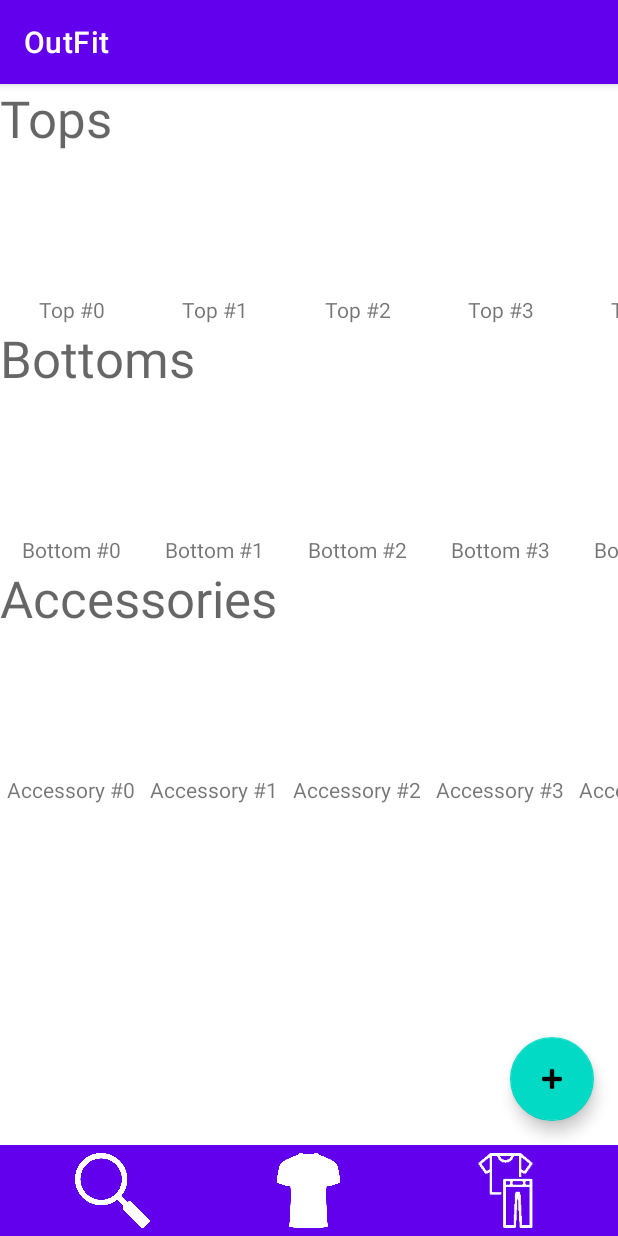
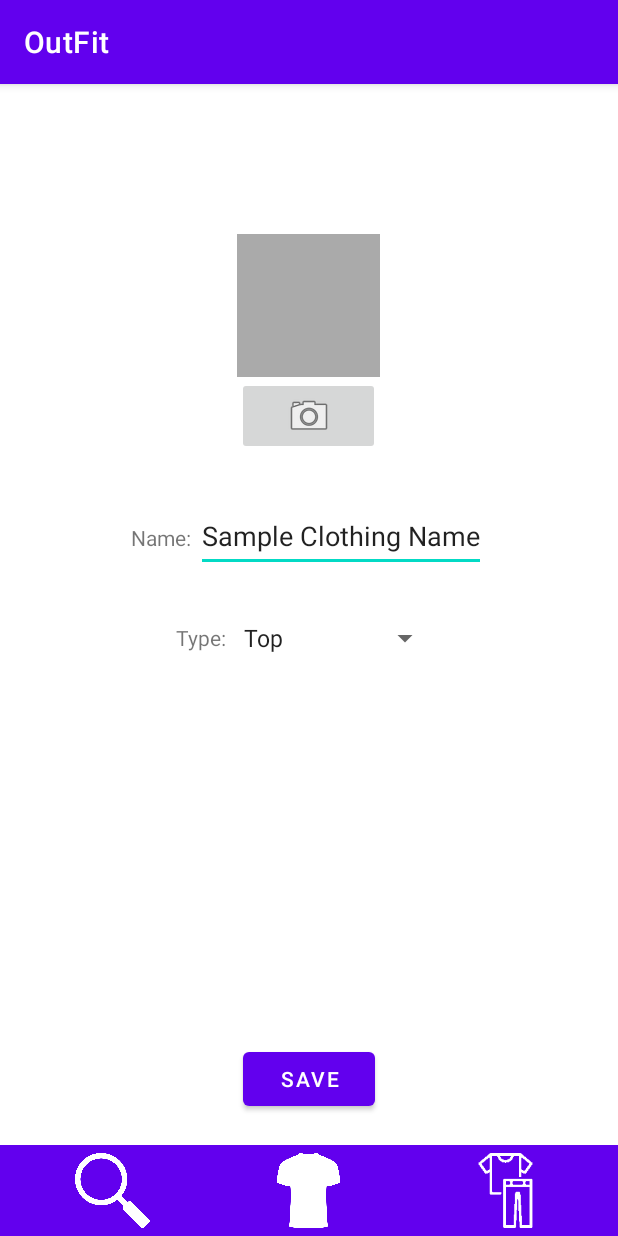
Before and after one commit to 19kmunz/OutFit, an Android app: the screen it shows after launch (MainActivity), on a phone screen of 412 x 824 dp. Run offline under Robolectric (Android 15) with nearby library versions, the phone set to English and light mode, and no system bars; 1 statement that could not run was skipped.

Commit message:
starting new clothing fragment

```diff
--- a/app/src/main/java/edu/wpi/ceflanagan_kjmunz/outfit/ClothingType.kt
+++ b/app/src/main/java/edu/wpi/ceflanagan_kjmunz/outfit/ClothingType.kt
@@ -1,5 +1,5 @@
 package edu.wpi.ceflanagan_kjmunz.outfit
 
 enum class ClothingType {
-    TOP, BOTTOM, ACCESSORY
+    TOP, BOTTOM, ACCESSORY, NONE
 }
--- a/app/src/main/java/edu/wpi/ceflanagan_kjmunz/outfit/MainActivity.kt
+++ b/app/src/main/java/edu/wpi/ceflanagan_kjmunz/outfit/MainActivity.kt
@@ -11,7 +11,7 @@ class MainActivity : AppCompatActivity() {
         setContentView(R.layout.main_activity)
         if (savedInstanceState == null) {
             supportFragmentManager.beginTransaction()
-                .replace(R.id.container, ClosetFragment.newInstance())
+                .replace(R.id.container, NewClothingFragment())
                 .commitNow()
         }
     }
--- /dev/null
+++ b/app/src/main/java/edu/wpi/ceflanagan_kjmunz/outfit/NewClothingFragment.kt
@@ -0,0 +1,97 @@
+package edu.wpi.ceflanagan_kjmunz.outfit
+
+import android.os.Bundle
+import android.text.Editable
+import android.text.TextWatcher
+import android.view.LayoutInflater
+import android.view.View
+import android.view.ViewGroup
+import android.widget.ArrayAdapter
+import android.widget.EditText
+import android.widget.Spinner
+import androidx.fragment.app.Fragment
+import android.widget.AdapterView
+
+
+
+
+class NewClothingFragment : Fragment() {
+    private lateinit var clothing: Clothing
+    // private lateinit var photoFile: File
+    // private lateinit var photoUri: File
+
+    private lateinit var NameEditText: EditText
+    private lateinit var TypeSpinner: Spinner
+    // private lateinit var photoImageView: ImageView
+    // private lateinit var cameraButton: ImageButton
+
+    override fun onCreate(savedInstanceState: Bundle?) {
+        super.onCreate(savedInstanceState)
+        clothing = Clothing("Sample Clothing", ClothingType.NONE)
+    }
+
+    override fun onCreateView(
+        inflater: LayoutInflater,
+        container: ViewGroup?,
+        savedInstanceState: Bundle?
+    ): View? {
+        val view = inflater.inflate(R.layout.fragment_new_clothing, container, false)
+        NameEditText = view.findViewById(R.id.name_input) as EditText
+        TypeSpinner = view.findViewById(R.id.type_input) as Spinner
+        // Create an ArrayAdapter using the string array and a default spinner layout
+        ArrayAdapter.createFromResource(
+            view.context,
+            R.array.types,
+            android.R.layout.simple_spinner_item
+        ).also { adapter ->
+            // Specify the layout to use when the list of choices appears
+            adapter.setDropDownViewResource(android.R.layout.simple_spinner_dropdown_item)
+            // Apply the adapter to the spinner
+            TypeSpinner.adapter = adapter
+        }
+
+        TypeSpinner.setOnItemSelectedListener(object : AdapterView.OnItemSelectedListener() {
+            override fun onItemSelected(
+                parentView: AdapterView<*>?,
+                selectedItemView: View?,
+                position: Int,
+                id: Long
+            ) {
+                val selectedItemText = parentView?.getItemAtPosition(position) as String
+                if(selectedItemText == "Top") {
+                    clothing.type = ClothingType.TOP
+                } else if (selectedItemText == "Bottom") {
+                    clothing.type = ClothingType.BOTTOM
+                } else if(selectedItemText == "Accessory") {
+                    clothing.type = ClothingType.ACCESSORY
+                } else {
+                    clothing.type = ClothingType.NONE
+                }
+            }
+
+            override fun onNothingSelected(parentView: AdapterView<*>?) {
+                // your code here
+            }
+        })
+        return view
+    }
+
+    override fun onStart() {
+        super.onStart()
+
+        val nameWatcher = object : TextWatcher {
+            override fun beforeTextChanged(p0: CharSequence?, p1: Int, p2: Int, p3: Int) {
+                // blank
+            }
+
+            override fun onTextChanged(sequence: CharSequence?, start: Int, before: Int, count: Int) {
+                clothing.name = sequence.toString()
+            }
+
+            override fun afterTextChanged(p0: Editable?) {
+                // blank
+            }
+        }
+        NameEditText.addTextChangedListener(nameWatcher)
+    }
+}
--- a/app/src/main/res/layout/fragment_new_clothing.xml
+++ b/app/src/main/res/layout/fragment_new_clothing.xml
@@ -11,7 +11,7 @@
         android:layout_height="wrap_content"
         android:orientation="vertical"
         android:layout_centerHorizontal="true"
-        android:layout_marginTop="170dp"
+        android:layout_marginTop="100dp"
         android:layout_marginBottom="20dp">
         <ImageView
             android:id="@+id/image"
@@ -51,7 +51,7 @@
             android:layout_width="match_parent"
             android:layout_height="wrap_content"
             android:inputType="textPersonName"
-            android:text="Sample Outfit Name"
+            android:text="Sample Clothing Name"
             tools:ignore="TouchTargetSizeCheck"
             android:minHeight="48dp" />
 
--- a/app/src/main/res/values/strings.xml
+++ b/app/src/main/res/values/strings.xml
@@ -6,4 +6,9 @@
     <string name="accessories">Accessories</string>
     <string name="add_clothing">add clothing</string>
     <string name="save">Save</string>
+    <string-array name="types">
+        <item>Top</item>
+        <item>Bottom</item>
+        <item>Accessory</item>
+    </string-array>
 </resources>
```
